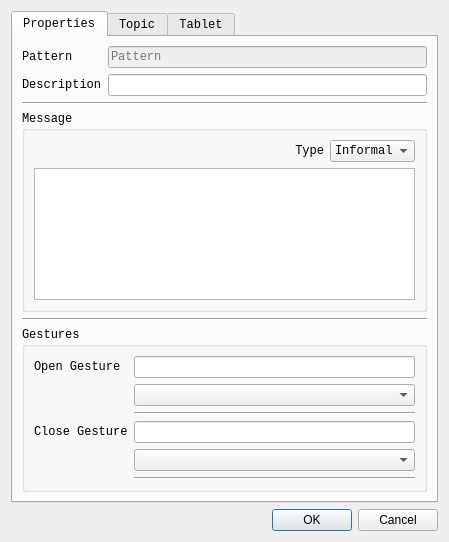
The window that interaction_manager/ui/editblockdialog.ui (ES-TUDelft/robot-interaction-tool) describes before a commit, drawn with Qt 5.
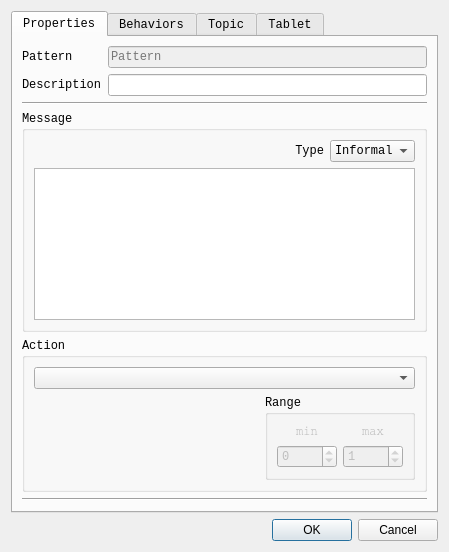
The same window after the commit.

Commit message:
Block editing: updated gui and added actions
- removed unneeded files
- refatoring
- action commands

```diff
--- a/interaction_manager/ui/editblockdialog.ui
+++ b/interaction_manager/ui/editblockdialog.ui
@@ -7,11 +7,11 @@
     <x>0</x>
     <y>0</y>
     <width>449</width>
-    <height>542</height>
+    <height>552</height>
    </rect>
   </property>
   <property name="sizePolicy">
-   <sizepolicy hsizetype="Expanding" vsizetype="Preferred">
+   <sizepolicy hsizetype="Expanding" vsizetype="Expanding">
     <horstretch>0</horstretch>
     <verstretch>0</verstretch>
    </sizepolicy>
@@ -24,14 +24,14 @@
   </property>
   <property name="maximumSize">
    <size>
-    <width>750</width>
-    <height>750</height>
+    <width>1000</width>
+    <height>1000</height>
    </size>
   </property>
   <property name="windowTitle">
    <string>Edit Block</string>
   </property>
-  <layout class="QGridLayout" name="gridLayout_8">
+  <layout class="QGridLayout" name="gridLayout_11">
    <item row="0" column="0">
     <widget class="QTabWidget" name="tabWidget">
      <property name="enabled">
@@ -102,6 +102,109 @@
           </layout>
          </item>
          <item row="3" column="0">
+          <widget class="QGroupBox" name="actionGroupBox">
+           <property name="title">
+            <string>Action</string>
+           </property>
+           <layout class="QGridLayout" name="gridLayout_8">
+            <item row="0" column="0">
+             <widget class="QComboBox" name="actionComboBox"/>
+            </item>
+            <item row="1" column="0">
+             <layout class="QGridLayout" name="gridLayout_12">
+              <item row="0" column="0">
+               <spacer name="horizontalSpacer_2">
+                <property name="orientation">
+                 <enum>Qt::Horizontal</enum>
+                </property>
+                <property name="sizeHint" stdset="0">
+                 <size>
+                  <width>40</width>
+                  <height>20</height>
+                 </size>
+                </property>
+               </spacer>
+              </item>
+              <item row="0" column="1">
+               <widget class="QGroupBox" name="rangeGroupBox">
+                <property name="title">
+                 <string>Range</string>
+                </property>
+                <layout class="QGridLayout" name="gridLayout_17">
+                 <item row="1" column="0">
+                  <widget class="QSpinBox" name="rangeMinSpinBox">
+                   <property name="enabled">
+                    <bool>false</bool>
+                   </property>
+                   <property name="minimum">
+                    <number>-250</number>
+                   </property>
+                   <property name="maximum">
+                    <number>249</number>
+                   </property>
+                  </widget>
+                 </item>
+                 <item row="1" column="1">
+                  <widget class="QSpinBox" name="rangeMaxSpinBox">
+                   <property name="enabled">
+                    <bool>false</bool>
+                   </property>
+                   <property name="minimum">
+                    <number>-249</number>
+                   </property>
+                   <property name="maximum">
+                    <number>250</number>
+                   </property>
+                   <property name="value">
+                    <number>1</number>
+                   </property>
+                  </widget>
+                 </item>
+                 <item row="0" column="1">
+                  <widget class="QLabel" name="label_17">
+                   <property name="enabled">
+                    <bool>false</bool>
+                   </property>
+                   <property name="font">
+                    <font>
+                     <family>Courier</family>
+                    </font>
+                   </property>
+                   <property name="text">
+                    <string>max</string>
+                   </property>
+                   <property name="alignment">
+                    <set>Qt::AlignCenter</set>
+                   </property>
+                  </widget>
+                 </item>
+                 <item row="0" column="0">
+                  <widget class="QLabel" name="label_21">
+                   <property name="enabled">
+                    <bool>false</bool>
+                   </property>
+                   <property name="font">
+                    <font>
+                     <family>Courier</family>
+                    </font>
+                   </property>
+                   <property name="text">
+                    <string>min</string>
+                   </property>
+                   <property name="alignment">
+                    <set>Qt::AlignCenter</set>
+                   </property>
+                  </widget>
+                 </item>
+                </layout>
+               </widget>
+              </item>
+             </layout>
+            </item>
+           </layout>
+          </widget>
+         </item>
+         <item row="4" column="0">
           <widget class="Line" name="line_9">
            <property name="orientation">
             <enum>Qt::Horizontal</enum>
@@ -179,16 +282,53 @@
            </layout>
           </widget>
          </item>
-         <item row="4" column="0">
-          <widget class="QGroupBox" name="groupBox_4">
+        </layout>
+       </item>
+       <item row="1" column="0">
+        <spacer name="verticalSpacer_2">
+         <property name="orientation">
+          <enum>Qt::Vertical</enum>
+         </property>
+         <property name="sizeHint" stdset="0">
+          <size>
+           <width>20</width>
+           <height>40</height>
+          </size>
+         </property>
+        </spacer>
+       </item>
+      </layout>
+     </widget>
+     <widget class="QWidget" name="behaviorsTab">
+      <attribute name="title">
+       <string>Behaviors</string>
+      </attribute>
+      <layout class="QGridLayout" name="gridLayout_22">
+       <item row="0" column="0">
+        <layout class="QGridLayout" name="gridLayout_16">
+         <item row="1" column="0">
+          <spacer name="verticalSpacer_3">
+           <property name="orientation">
+            <enum>Qt::Vertical</enum>
+           </property>
+           <property name="sizeHint" stdset="0">
+            <size>
+             <width>20</width>
+             <height>40</height>
+            </size>
+           </property>
+          </spacer>
+         </item>
+         <item row="0" column="0">
+          <widget class="QGroupBox" name="groupBox_6">
            <property name="title">
             <string>Gestures</string>
            </property>
-           <layout class="QGridLayout" name="gridLayout_17">
+           <layout class="QGridLayout" name="gridLayout_21">
             <item row="0" column="0">
-             <layout class="QGridLayout" name="gridLayout_12">
+             <layout class="QGridLayout" name="gridLayout_15">
               <item row="3" column="0">
-               <widget class="QLabel" name="label_17">
+               <widget class="QLabel" name="label_19">
                 <property name="font">
                  <font>
                   <family>Courier New</family>
@@ -200,7 +340,7 @@
                </widget>
               </item>
               <item row="2" column="1">
-               <widget class="Line" name="line_8">
+               <widget class="Line" name="line_11">
                 <property name="orientation">
                  <enum>Qt::Horizontal</enum>
                 </property>
@@ -213,7 +353,7 @@
                <widget class="QLineEdit" name="openGestureLineEdit"/>
               </item>
               <item row="0" column="0">
-               <widget class="QLabel" name="label_16">
+               <widget class="QLabel" name="label_20">
                 <property name="font">
                  <font>
                   <family>Courier New</family>
@@ -228,7 +368,7 @@
                <widget class="QComboBox" name="openGestureComboBox"/>
               </item>
               <item row="5" column="1">
-               <widget class="Line" name="line_3">
+               <widget class="Line" name="line_4">
                 <property name="orientation">
                  <enum>Qt::Horizontal</enum>
                 </property>
```
The commit also changes 17 other files.
